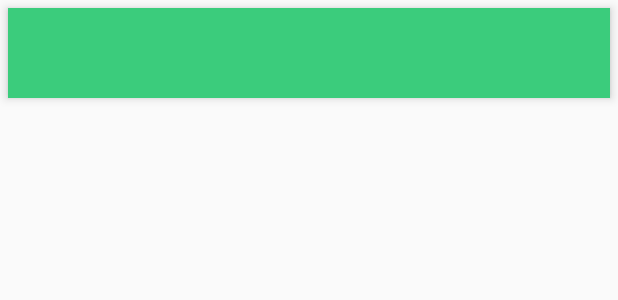
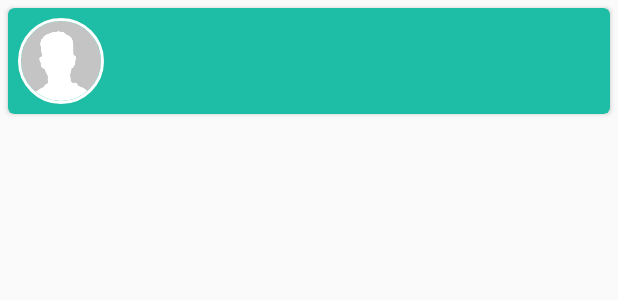
Before and after one commit to KORUSH-KABIR/Library, an Android app: the layout toast_layout.xml on its own in the app's theme, with its tools: preview values and no code run, on a phone screen of 412 x 824 dp. Shown: the top 300 px of the screen. Run offline under Robolectric (Android 15) with nearby library versions, the phone set to English and light mode, and no system bars.

```diff
--- a/aid-library/src/main/java/ir/aid/library/pInterfaces/DurationToast.java
+++ b/aid-library/src/main/java/ir/aid/library/pInterfaces/DurationToast.java
@@ -4,12 +4,12 @@ import android.support.annotation.IntDef;
 
 import java.lang.annotation.Retention;
 
-import ir.aid.library.pFrameworks.pUtils.ToastUtils;
+import ir.aid.library.pFrameworks.pUtils.ToastBuilder;
 
 import static java.lang.annotation.RetentionPolicy.SOURCE;
 
 @Retention(SOURCE)
-@IntDef(value = {ToastUtils.TIME_LONG , ToastUtils.TIME_SHORT})
+@IntDef(value = {ToastBuilder.TIME_LONG , ToastBuilder.TIME_SHORT})
 public @interface DurationToast {
 
 }
--- a/aid-library/src/main/java/ir/aid/library/pInterfaces/ToastMode.java
+++ b/aid-library/src/main/java/ir/aid/library/pInterfaces/ToastMode.java
@@ -4,12 +4,12 @@ import android.support.annotation.IntDef;
 
 import java.lang.annotation.Retention;
 
-import ir.aid.library.pFrameworks.pUtils.ToastUtils;
+import ir.aid.library.pFrameworks.pUtils.ToastBuilder;
 
 import static java.lang.annotation.RetentionPolicy.SOURCE;
 
 @Retention(SOURCE)
-@IntDef(value = {ToastUtils.CIRCLE_MODE , ToastUtils.NORMAL_MODE})
+@IntDef(value = {ToastBuilder.CIRCLE_MODE , ToastBuilder.NORMAL_MODE})
 public @interface ToastMode {
 
 }
--- a/aid-library/src/main/res/layout/toast_layout.xml
+++ b/aid-library/src/main/res/layout/toast_layout.xml
@@ -3,77 +3,39 @@
     android:layout_width="match_parent"
     xmlns:app="http://schemas.android.com/apk/res-auto"
     android:id="@+id/root_layout"
-    android:layout_margin="5dp"
     android:elevation="4dp"
-    android:background="@color/c5"
     android:minHeight="60dp"
     android:layout_height="wrap_content">
 
-    <de.hdodenhof.circleimageview.CircleImageView
-        android:visibility="invisible"
-        android:layout_width="58dp"
-        android:id="@+id/picture"
-        android:layout_centerVertical="true"
-        android:layout_alignParentStart="true"
-        android:layout_marginStart="2.5dp"
-        android:scaleType="centerCrop"
-        app:civ_border_width="2dp"
-        app:civ_border_color="@color/white"
-        android:layout_height="58dp"
-        android:layout_alignParentLeft="true"
-        android:layout_marginLeft="2.5dp" />
+    <android.support.v7.widget.CardView
+        android:minHeight="60dp"
+        android:layout_margin="5dp"
+        app:cardBackgroundColor="@color/green"
+        app:cardCornerRadius="4dp"
+        android:layout_width="match_parent"
+        android:layout_height="wrap_content">
 
-    <android.support.v7.widget.CardView
-        android:visibility="invisible"
-        android:layout_width="58dp"
-        android:layout_centerVertical="true"
-        android:layout_alignParentStart="true"
-        android:layout_marginStart="2.5dp"
-        android:scaleType="centerCrop"
-        android:layout_height="58dp"
-        android:layout_alignParentLeft="true"
-        android:layout_marginLeft="2.5dp">
+        <RelativeLayout
+            android:minHeight="65dp"
+            android:layout_width="match_parent"
+            android:layout_height="wrap_content">
 
-        <ImageView
-            android:visibility="invisible"
-            android:layout_width="match_parent"
-            android:id="@+id/pictureImg"
-            android:scaleType="centerCrop"
-            android:layout_height="match_parent" />
+            <de.hdodenhof.circleimageview.CircleImageView
+                android:id="@+id/circleImageView"
+                app:civ_fill_color="@color/c6"
+                app:civ_border_width="2dp"
+                app:civ_border_color="@color/white"
+                android:padding="1dp"
+                android:layout_margin="5dp"
+                android:layout_alignParentTop="true"
+                android:layout_alignParentLeft="true"
+                android:src="@drawable/pic_profile"
+                android:layout_width="60dp"
+                android:layout_height="60dp"
+                android:layout_alignParentStart="true" />
+
+        </RelativeLayout>
 
     </android.support.v7.widget.CardView>
 
-    <TextView
-        android:layout_toEndOf="@+id/picture"
-        android:layout_marginEnd="30dp"
-        android:layout_marginStart="10dp"
-        android:id="@+id/title"
-        android:gravity="center_vertical"
-        android:padding="2dp"
-        android:textColor="@color/white"
-        android:textSize="15sp"
-        android:layout_width="match_parent"
-        android:minHeight="30dp"
-        android:layout_height="wrap_content"
-        android:layout_toRightOf="@+id/picture"
-        android:layout_marginRight="30dp"
-        android:layout_marginLeft="10dp" />
-
-    <TextView
-        android:id="@+id/description"
-        android:layout_width="match_parent"
-        android:layout_height="wrap_content"
-        android:layout_below="@+id/title"
-        android:layout_marginEnd="25dp"
-        android:layout_marginStart="5dp"
-        android:layout_toEndOf="@+id/picture"
-        android:gravity="center_vertical"
-        android:minHeight="30dp"
-        android:padding="2dp"
-        android:textColor="@color/white"
-        android:textSize="12sp"
-        android:layout_marginRight="25dp"
-        android:layout_marginLeft="5dp"
-        android:layout_toRightOf="@+id/picture" />
-
 </RelativeLayout>
```
Also changed, not shown: aid-library/src/main/java/ir/aid/library/pFrameworks/pUtils/ToastBuilder.java (added, +138 -0 lines), aid-library/src/main/java/ir/aid/library/pFrameworks/pUtils/ToastUtils.java (deleted, +0 -134 lines), aid-library/src/main/res/layout/toast_layout_test.xml (added, +20 -0 lines), app/src/main/java/ir/phoenix_iran/library/Core.java (+0 -11 lines), app/src/main/java/ir/phoenix_iran/library/MainActivity.java (+4 -9 lines).
